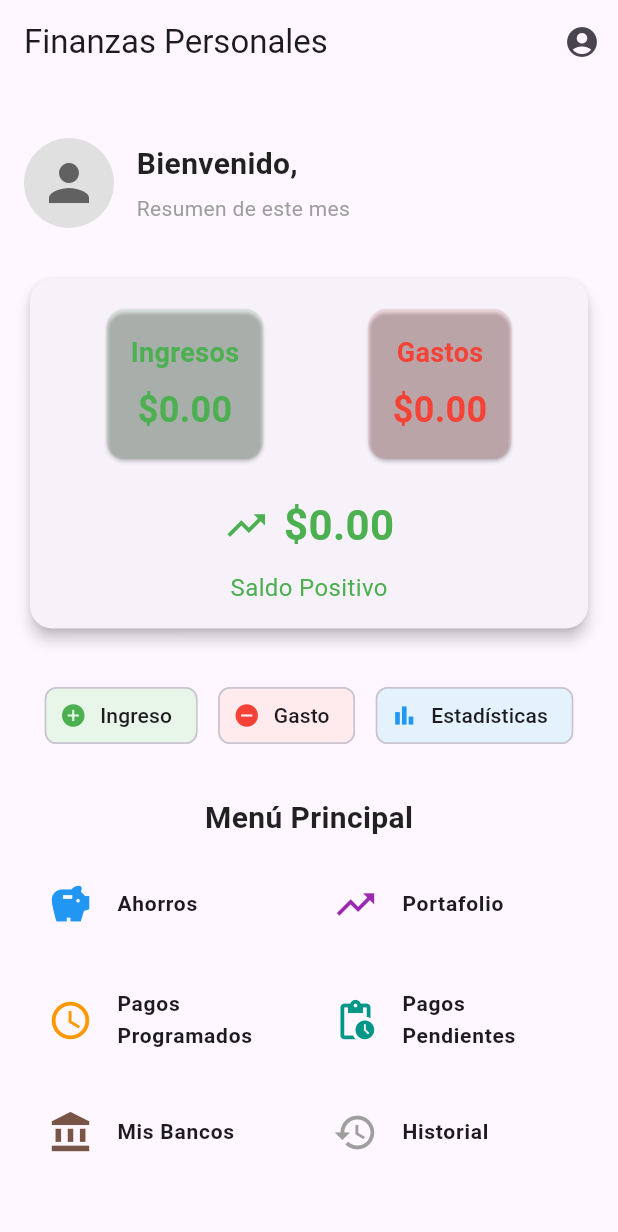
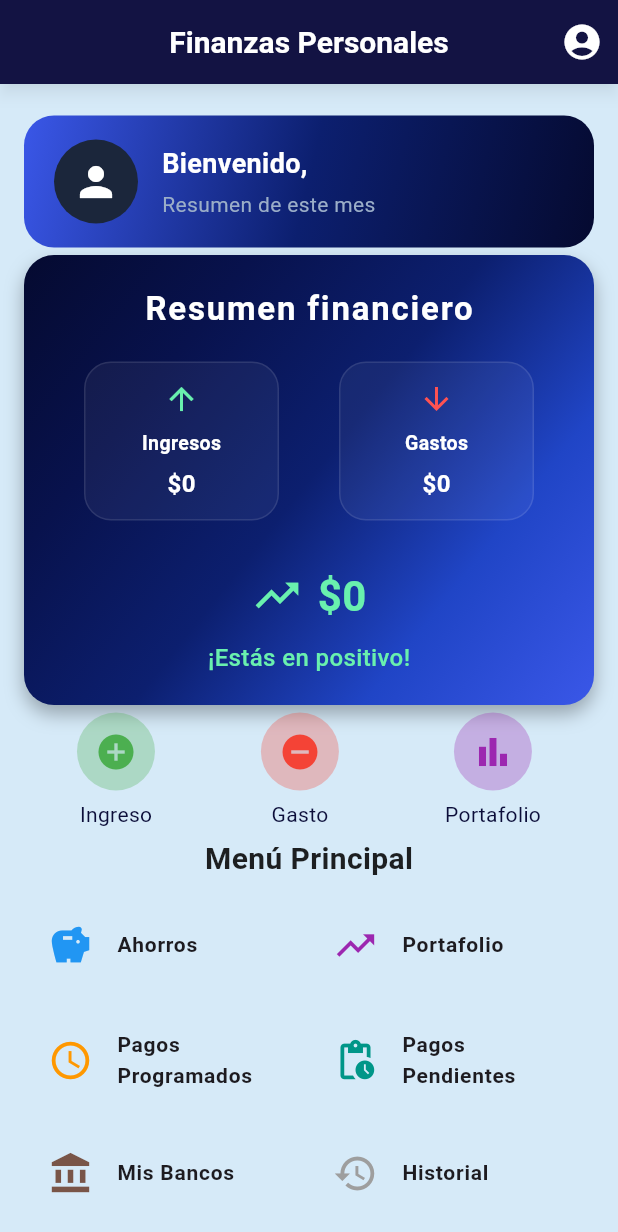
Before and after one commit to Alcander122/finaces, a Flutter app: the HomeScreen screen opened by its route, on a phone screen of 412 x 824 dp. Shown: the top 1232 px of the screen. Run offline on Flutter 3.47's test engine with Material 3 defaults, Android fonts, the phone set to English and light mode, and no system bars; our stand-ins replace cloud_firestore, firebase_auth, firebase_core, fl_chart, flutter_riverpod, icons_plus and 4 more; accounts and stored records are empty.

Commit message:
Se realiza cambio en la interfaz grafica del dashboard

```diff
--- a/lib/core/data/services/auth.services.dart
+++ b/lib/core/data/services/auth.services.dart
@@ -12,7 +12,7 @@ class Authservices {
           email: email, password: password);
     } on FirebaseAuthException {
       //print("Error en el registro: ${e.code} - ${e.message}");
-      rethrow; // Lanza la excepción para que pueda ser capturada en LoginScreen
+      rethrow;
     }
   }
 
@@ -23,7 +23,7 @@ class Authservices {
           email: email, password: password);
     } on FirebaseAuthException {
       //print("Error en login: ${e.code} - ${e.message}");
-      rethrow; // Lanza la excepción para que pueda ser capturada en LoginScreen
+      rethrow;
     }
   }
 
--- a/lib/presentations/screens/home/home_screen.dart
+++ b/lib/presentations/screens/home/home_screen.dart
@@ -9,6 +9,8 @@ import 'package:finances/presentations/widgets/statistic_card.dart';
 import 'package:finances/presentations/widgets/menu_option.dart';
 import 'package:finances/core/data/providers/auth_provider.dart';
 import '../ingresos/ingresos_screen.dart';
+import 'package:finances/presentations/widgets/app_bar_finances.dart';
+import 'package:intl/intl.dart';
 
 class HomeScreen extends ConsumerWidget {
   const HomeScreen({super.key});
@@ -30,36 +32,20 @@ class HomeScreen extends ConsumerWidget {
     );
 
     return Scaffold(
-      appBar: AppBar(
-        automaticallyImplyLeading: false,
-        title: const Text('Finanzas Personales'),
-        actions: [
-          IconButton(
-            icon: const Icon(Icons.account_circle),
-            onPressed: () {
-              Navigator.pushNamed(context, '/profile');
-            },
-          ),
-          /* IconButton(
-            icon: const Icon(Icons.settings),
-            onPressed: () {
-              // Navegar a la pantalla de configuración
-            },
-          ),*/
-        ],
-      ),
+      appBar: const AppBarFinances(),
+      backgroundColor: Color(0xFFd6eaf8),
       body: SingleChildScrollView(
         padding: const EdgeInsets.all(16.0),
         child: Column(
           crossAxisAlignment: CrossAxisAlignment.start,
           children: [
-            const SizedBox(height: 20),
+            const SizedBox(height: 5),
             _buildUserProfile(authState),
-            const SizedBox(height: 30),
+            const SizedBox(height: 5),
             _buildFinancialSummary(totalIngresos, totalGastos),
-            const SizedBox(height: 30),
+            const SizedBox(height: 5),
             _buildQuickActions(context),
-            const SizedBox(height: 30),
+            const SizedBox(height: 5),
             _buildMainMenu(context),
           ],
         ),
@@ -68,141 +54,240 @@ class HomeScreen extends ConsumerWidget {
   }
 
   Widget _buildUserProfile(AuthState authState) {
-    return Row(
+    return Container(
+      padding: const EdgeInsets.symmetric(horizontal: 20, vertical: 16),
+      decoration: BoxDecoration(
+        gradient: LinearGradient(
+          colors: [
+            Color(0xFF3A57E8),
+            Color(0xFF0C1F6F),
+            Color(0xFF050A30),
+          ],
+          begin: Alignment.topLeft,
+          end: Alignment.bottomRight,
+        ),
+        borderRadius: BorderRadius.circular(20),
+      ),
+      child: Row(
+        crossAxisAlignment: CrossAxisAlignment.center,
         children: [
           CircleAvatar(
-          radius: 30,
-          backgroundColor: Colors.grey[300],
-          child: Icon(
+            radius: 28,
+            backgroundColor: const Color(0xFF1B263B),
+            child: const Icon(
               Icons.person,
-            color: Colors.grey[700],
-            size: 40,
+              color: Colors.white,
+              size: 32,
             ),
           ),
-        const SizedBox(width: 15),
+          const SizedBox(width: 16),
           Expanded(
             child: Column(
+              mainAxisAlignment: MainAxisAlignment.center,
               crossAxisAlignment: CrossAxisAlignment.start,
               children: [
                 Text(
                   'Bienvenido, ${authState.user?.displayName ?? 'Sin nombre'}',
                   style: const TextStyle(
-                  fontSize: 20,
+                    fontSize: 18,
                     fontWeight: FontWeight.bold,
-                  color: Colors.black87,
+                    color: Colors.white,
                   ),
                 ),
-              const SizedBox(height: 5),
+                const SizedBox(height: 4),
                 const Text(
                   'Resumen de este mes',
                   style: TextStyle(
                     fontSize: 14,
-                  color: Colors.grey,
+                    color: Color(0xFF9BAEC8),
                   ),
                 ),
               ],
             ),
           ),
         ],
+      ),
     );
   }
 
   Widget _buildFinancialSummary(double totalIngresos, double totalGastos) {
     final saldo = totalIngresos - totalGastos;
-    return Card(
-      elevation: 4,
-      shape: RoundedRectangleBorder(
-        borderRadius: BorderRadius.circular(15),
+    final isPositive = saldo >= 0;
+
+    String formatCurrency(double value) {
+      final formatter = NumberFormat.decimalPattern('es_CO');
+      return '\$${formatter.format(value)}';
+    }
+
+    return Container(
+      decoration: BoxDecoration(
+        gradient: LinearGradient(
+          colors: [
+            Color(0xFF050A30),
+            Color(0xFF08124D),
+            Color(0xFF0C1F6F),
+            Color(0xFF2045C6),
+            Color(0xFF3A57E8),
+          ],
+          stops: [0.0, 0.25, 0.5, 0.75, 1.0],
+          begin: Alignment.topLeft,
+          end: Alignment.bottomRight,
         ),
-      child: Padding(
-        padding: const EdgeInsets.all(16.0),
+        borderRadius: BorderRadius.circular(20),
+        boxShadow: [
+          BoxShadow(
+            color: Colors.black.withOpacity(0.3),
+            blurRadius: 10,
+            offset: Offset(0, 6),
+          ),
+        ],
+      ),
+      padding: const EdgeInsets.all(20),
       child: Column(
+        crossAxisAlignment: CrossAxisAlignment.center,
         children: [
+          Text(
+            "Resumen financiero",
+            style: TextStyle(
+              color: Colors.white,
+              fontSize: 22,
+              fontWeight: FontWeight.bold,
+              letterSpacing: 1.2,
+            ),
+          ),
+          const SizedBox(height: 20),
           Row(
             mainAxisAlignment: MainAxisAlignment.spaceAround,
             children: [
-                StatisticCard(
-                  title: 'Ingresos',
+              _customStatCard(
+                title: "Ingresos",
                 amount: totalIngresos,
-                  color: Colors.green,
-                  icon: Icon(Icons.arrow_upward),
+                icon: Icons.arrow_upward,
+                color: Colors.greenAccent,
               ),
-                StatisticCard(
-                  title: 'Gastos',
+              _customStatCard(
+                title: "Gastos",
                 amount: totalGastos,
-                  color: Colors.red,
-                  icon: Icon(Icons.arrow_downward),
+                icon: Icons.arrow_downward,
+                color: Colors.redAccent,
               ),
             ],
           ),
-            const SizedBox(height: 20),
+          const SizedBox(height: 30),
           Row(
             mainAxisAlignment: MainAxisAlignment.center,
             children: [
               Icon(
-                  saldo >= 0 ? Icons.trending_up : Icons.trending_down,
-                  color: saldo >= 0 ? Colors.green : Colors.red,
-                  size: 30,
+                isPositive ? Icons.trending_up : Icons.trending_down,
+                color: isPositive ? Colors.greenAccent : Colors.redAccent,
+                size: 34,
               ),
               const SizedBox(width: 10),
               Text(
-                  '\$${saldo.toStringAsFixed(2)}',
+                formatCurrency(saldo),
                 style: TextStyle(
                   fontSize: 28,
                   fontWeight: FontWeight.bold,
-                    color: saldo >= 0 ? Colors.green : Colors.red,
+                  color: isPositive ? Colors.greenAccent : Colors.redAccent,
                 ),
               ),
             ],
           ),
           const SizedBox(height: 10),
           Text(
-              saldo >= 0 ? 'Saldo Positivo' : 'Saldo Negativo',
+            isPositive ? '¡Estás en positivo!' : 'Atención: saldo negativo',
             style: TextStyle(
-                color: saldo >= 0 ? Colors.green : Colors.red,
+              color: isPositive ? Colors.greenAccent : Colors.redAccent,
               fontSize: 16,
+              fontWeight: FontWeight.w500,
             ),
           ),
         ],
       ),
+    );
+  }
+
+  Widget _customStatCard({
+    required String title,
+    required double amount,
+    required IconData icon,
+    required Color color,
+  }) {
+    String formatCurrency(double value) {
+      final formatter = NumberFormat.decimalPattern('es_CO');
+      return '\$${formatter.format(value)}';
+    }
+
+    return Container(
+      width: 130,
+      padding: const EdgeInsets.all(12),
+      decoration: BoxDecoration(
+        color: Colors.white.withOpacity(0.05),
+        borderRadius: BorderRadius.circular(18),
+        border: Border.all(color: Colors.white10),
+      ),
+      child: Column(
+        children: [
+          Icon(icon, color: color, size: 24),
+          const SizedBox(height: 8),
+          Text(
+            title,
+            style: TextStyle(
+              color: Colors.white,
+              fontSize: 13,
+              fontWeight: FontWeight.w600,
+            ),
+          ),
+          const SizedBox(height: 6),
+          FittedBox(
+            fit: BoxFit.scaleDown,
+            child: Text(
+              formatCurrency(amount),
+              style: TextStyle(
+                color: Colors.white,
+                fontWeight: FontWeight.bold,
+                fontSize: 16,
+              ),
+            ),
+          ),
+        ],
       ),
     );
   }
 
   Widget _buildQuickActions(BuildContext context) {
     return Row(
-      mainAxisAlignment: MainAxisAlignment.spaceEvenly,
+      mainAxisAlignment: MainAxisAlignment.spaceAround,
       children: [
-        ActionChip(
-          avatar: Icon(Icons.add_circle, color: Colors.green),
-          label: const Text('Ingreso'),
-          onPressed: () {
+        _actionButton(context, 'Ingreso', Icons.add_circle, Colors.green,
+            IngresosScreen()),
+        _actionButton(
+            context, 'Gasto', Icons.remove_circle, Colors.red, EgresosScreen()),
+        _actionButton(
+            context, 'Portafolio', Icons.bar_chart, Colors.purple, null),
+      ],
+    );
+  }
+
+  Widget _actionButton(BuildContext context, String label, IconData icon,
+      Color color, Widget? screen) {
+    return Column(
+      children: [
+        InkWell(
+          onTap: () {
+            if (screen != null) {
               Navigator.push(
-              context,
-              MaterialPageRoute(builder: (context) => IngresosScreen()),
-            );
+                  context, MaterialPageRoute(builder: (context) => screen));
+            }
           },
-          backgroundColor: Colors.green[50],
+          child: CircleAvatar(
+            radius: 26,
+            backgroundColor: color.withOpacity(0.3),
+            child: Icon(icon, color: color, size: 28),
           ),
-        ActionChip(
-          avatar: Icon(Icons.remove_circle, color: Colors.red),
-          label: const Text('Gasto'),
-          onPressed: () {
-            Navigator.push(
-              context,
-              MaterialPageRoute(builder: (context) => EgresosScreen()),
-            );
-          },
-          backgroundColor: Colors.red[50],
         ),
-        ActionChip(
-          avatar: Icon(Icons.bar_chart, color: Colors.blue),
-          label: const Text('Estadísticas'),
-          onPressed: () {
-            // Navegar a la pantalla de estadísticas
-          },
-          backgroundColor: Colors.blue[50],
-        ),
+        const SizedBox(height: 6),
+        Text(label, style: const TextStyle(color: Color(0xFF0B0D39))),
       ],
     );
   }
--- /dev/null
+++ b/lib/presentations/widgets/app_bar_finances.dart
@@ -0,0 +1,37 @@
+import 'package:flutter/material.dart';
+
+class AppBarFinances extends StatelessWidget implements PreferredSizeWidget {
+  const AppBarFinances({super.key});
+
+  @override
+  Widget build(BuildContext context) {
+    return AppBar(
+      automaticallyImplyLeading: false,
+      backgroundColor: const Color(0xFF0B0D39),
+      centerTitle: true,
+      title: const Text(
+        'Finanzas Personales',
+        style: TextStyle(
+          color: Colors.white,
+          fontWeight: FontWeight.bold,
+          fontSize: 20,
+        ),
+      ),
+      actions: [
+        IconButton(
+          icon: const Icon(Icons.account_circle),
+          color: Colors.white, // Ícono en blanco
+          iconSize: 28,
+          onPressed: () {
+            Navigator.pushNamed(context, '/profile');
+          },
+        ),
+      ],
+      elevation: 4,
+      shadowColor: Colors.black.withOpacity(0.3),
+    );
+  }
+
+  @override
+  Size get preferredSize => const Size.fromHeight(kToolbarHeight);
+}
```
Lines whose indentation alone changed are shown as unchanged.
